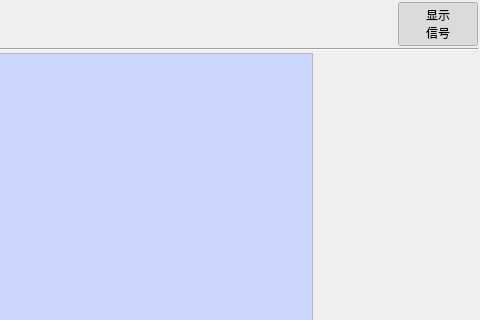
Old version of the form UiFiles/clsMainTestWindow.ui in the repository caicaiking/WKELightWave; both pictures show x 995 to 1475 and y 0 to 320 of the 1475 by 639 pixel window.
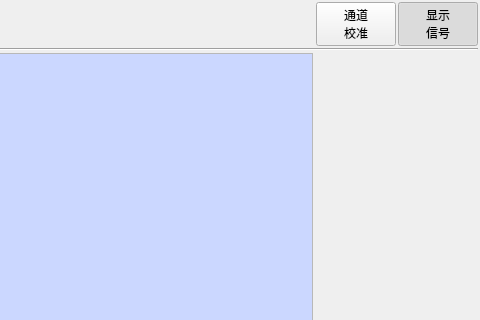
New version of the form. Icons and pictures are not drawn.

Commit message: 完成了多通道的校准

Patch:
```diff
--- a/UiFiles/clsMainTestWindow.ui
+++ b/UiFiles/clsMainTestWindow.ui
@@ -247,6 +247,39 @@
         </property>
        </spacer>
       </item>
+      <item>
+       <widget class="QPushButton" name="btnChannelCalibration">
+        <property name="minimumSize">
+         <size>
+          <width>0</width>
+          <height>40</height>
+         </size>
+        </property>
+        <property name="styleSheet">
+         <string notr="true">font: 11pt &quot;楷体&quot;;</string>
+        </property>
+        <property name="text">
+         <string>通道
+校准</string>
+        </property>
+        <property name="icon">
+         <iconset resource="../images/res.qrc">
+          <normaloff>:/Channel.png</normaloff>:/Channel.png</iconset>
+        </property>
+        <property name="iconSize">
+         <size>
+          <width>20</width>
+          <height>20</height>
+         </size>
+        </property>
+        <property name="shortcut">
+         <string>Return</string>
+        </property>
+        <property name="checkable">
+         <bool>false</bool>
+        </property>
+       </widget>
+      </item>
       <item>
        <widget class="QPushButton" name="btnSignal">
         <property name="minimumSize">
```
Left out of the diff: 1 changed line with no effect on the pictures. The commit also changes 21 other files.
